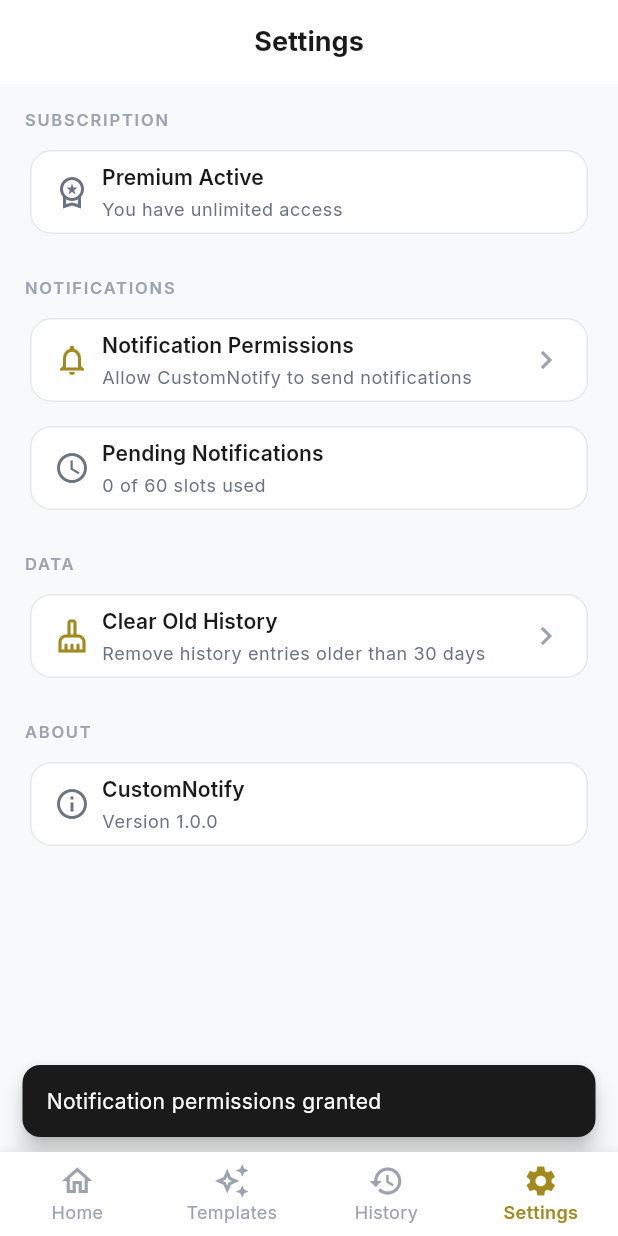
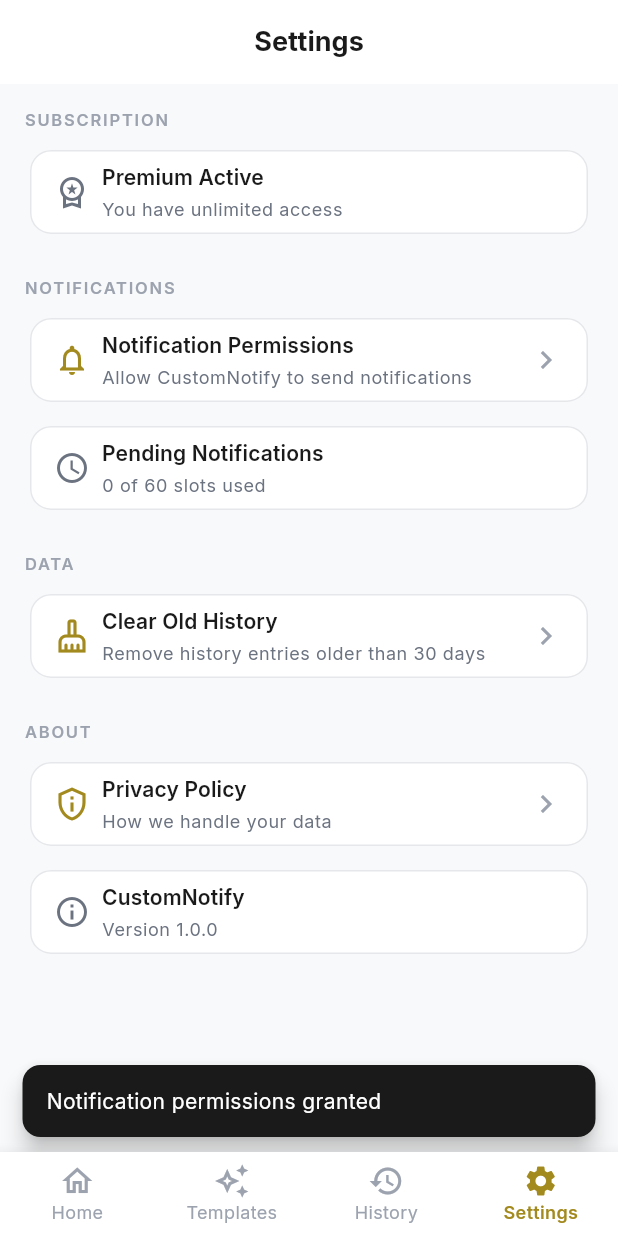
Before and after one commit to bobbyburns1989/customnotifications, a Flutter app: the SettingsScreen screen opened by its route, after a tap on "Notification Permissions", on a phone screen of 412 x 824 dp. Run offline on Flutter 3.47's test engine with Material 3 defaults, Android fonts, the phone set to English and light mode, and no system bars; our stand-ins replace drift, flutter_local_notifications, flutter_riverpod, flutter_timezone, freezed_annotation, go_router and 2 more; missing offline and left inert: purchases_flutter, workmanager; accounts and stored records are empty; generated files the repository leaves out were written again; statements that could not run were skipped.

Commit message:
Add App Store launch readiness: privacy manifest, signing config, policy link
- Create PrivacyInfo.xcprivacy declaring UserDefaults and system boot time APIs
- Add privacy policy link to Settings screen (url_launcher → customnotify.us/privacy)
- Configure Android release signing via key.properties (gitignored)
- Bump iOS deployment target from 12.0 to 13.0
- Add key.properties.example template for keystore setup

Co-Authored-By: Claude Opus 4.6 (1M context) <noreply@anthropic.com>

```diff
--- a/lib/core/constants/app_strings.dart
+++ b/lib/core/constants/app_strings.dart
@@ -40,6 +40,9 @@ class AppStrings {
   static const String permissionsDenied =
       'Permissions denied - enable in system Settings';
 
+  // Links
+  static const String privacyPolicyUrl = 'https://customnotify.us/privacy';
+
   // Accessibility
   static const String createNotificationTooltip = 'Create notification';
   static const String premiumFeature = 'Premium feature';
--- a/lib/presentation/screens/settings/settings_screen.dart
+++ b/lib/presentation/screens/settings/settings_screen.dart
@@ -2,6 +2,7 @@ import 'package:flutter/material.dart';
 import 'package:flutter/services.dart';
 import 'package:flutter_riverpod/flutter_riverpod.dart';
 import 'package:go_router/go_router.dart';
+import 'package:url_launcher/url_launcher.dart';
 
 import 'package:custom_notify/core/constants/app_colors.dart';
 import 'package:custom_notify/core/constants/app_sizes.dart';
@@ -54,6 +55,16 @@ class SettingsScreen extends ConsumerWidget {
 
           // --- About section ---
           const _SectionHeader(title: 'About'),
+          const SizedBox(height: AppSizes.spacingSm),
+          _SettingsTile(
+            icon: Icons.privacy_tip_outlined,
+            title: 'Privacy Policy',
+            subtitle: 'How we handle your data',
+            onTap: () => launchUrl(
+              Uri.parse(AppStrings.privacyPolicyUrl),
+              mode: LaunchMode.externalApplication,
+            ),
+          ),
           const SizedBox(height: AppSizes.spacingSm),
           const _SettingsTile(
             icon: Icons.info_outline,
--- a/pubspec.yaml
+++ b/pubspec.yaml
@@ -63,6 +63,7 @@ dependencies:
 
   # Audio playback (for sound preview in notification designer)
   audioplayers: ^6.1.0
+  url_launcher: ^6.3.2
 
 dev_dependencies:
   flutter_test:
```
Also changed, not shown: pubspec.lock, 11 other files.
